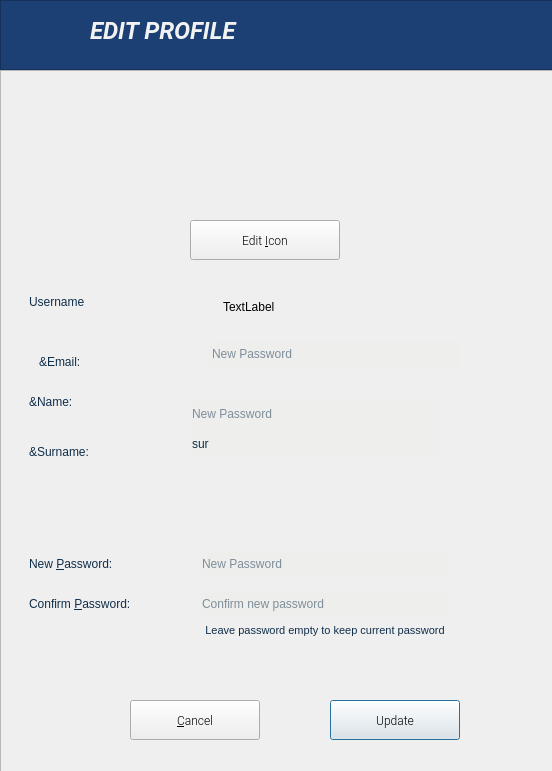
Before: the Qt Designer form src/client_new/ui/profile_dialog.ui in franco-ruggeri/write-together, drawn with Qt 5.
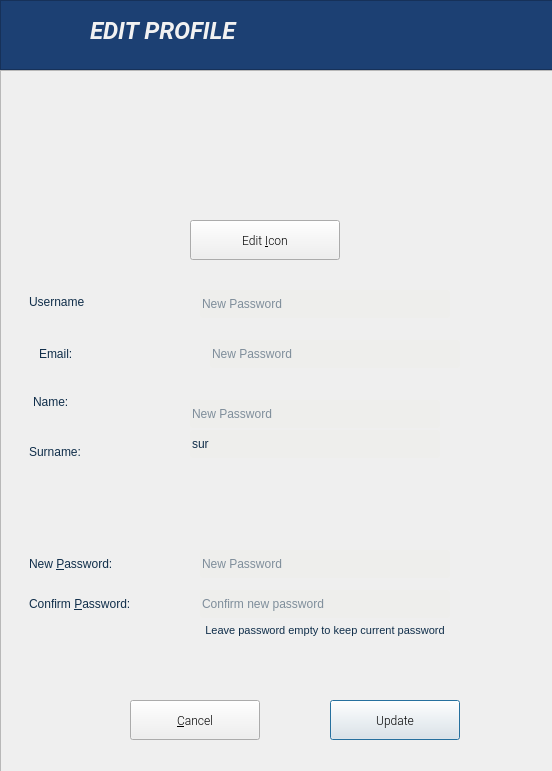
After: the same form once the commit is applied. Icons and pictures are not drawn.

Commit message: add profile dialog when clicking on user in editor

What changed in the file:
```diff
--- a/src/client_new/ui/profile_dialog.ui
+++ b/src/client_new/ui/profile_dialog.ui
@@ -325,7 +325,7 @@
     <widget class="QLabel" name="changeuser_newname_label">
      <property name="geometry">
       <rect>
-       <x>36</x>
+       <x>40</x>
        <y>108</y>
        <width>173</width>
        <height>28</height>
@@ -335,7 +335,7 @@
       <string notr="true">color:  #102E4A;</string>
      </property>
      <property name="text">
-      <string>&amp;Name:    </string>
+      <string>Name:    </string>
      </property>
     </widget>
     <widget class="QLabel" name="changeuser_newsurname_label">
@@ -351,14 +351,14 @@
       <string notr="true">color:  #102E4A;</string>
      </property>
      <property name="text">
-      <string>&amp;Surname:    </string>
+      <string>Surname:    </string>
      </property>
     </widget>
     <widget class="QLabel" name="changeuser_newemail_label">
      <property name="geometry">
       <rect>
        <x>46</x>
-       <y>68</y>
+       <y>60</y>
        <width>173</width>
        <height>28</height>
       </rect>
@@ -367,7 +367,7 @@
       <string notr="true">color:  #102E4A;</string>
      </property>
      <property name="text">
-      <string>&amp;Email:    </string>
+      <string>Email:    </string>
      </property>
     </widget>
     <widget class="QLabel" name="changeuser_username_label_2">
@@ -472,17 +472,32 @@
       <string>New Password</string>
      </property>
     </widget>
-    <widget class="QLabel" name="username">
+    <widget class="QLineEdit" name="username">
      <property name="geometry">
       <rect>
        <x>230</x>
-       <y>17</y>
-       <width>191</width>
-       <height>20</height>
+       <y>10</y>
+       <width>250</width>
+       <height>28</height>
       </rect>
      </property>
-     <property name="text">
-      <string>TextLabel</string>
+     <property name="sizePolicy">
+      <sizepolicy hsizetype="Preferred" vsizetype="Preferred">
+       <horstretch>0</horstretch>
+       <verstretch>0</verstretch>
+      </sizepolicy>
+     </property>
+     <property name="styleSheet">
+      <string notr="true">color:  #102E4A; 
+border-radius: 2px;
+background-color: rgb(238, 238, 236);
+margin: 0px;</string>
+     </property>
+     <property name="readOnly">
+      <bool>true</bool>
+     </property>
+     <property name="placeholderText">
+      <string>New Password</string>
      </property>
     </widget>
    </widget>
```
The commit also changes 8 other files.
